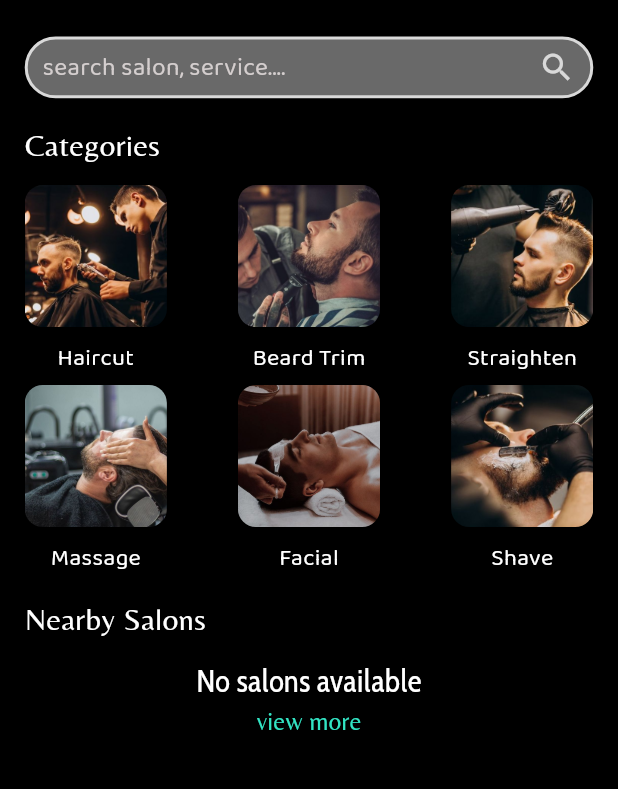
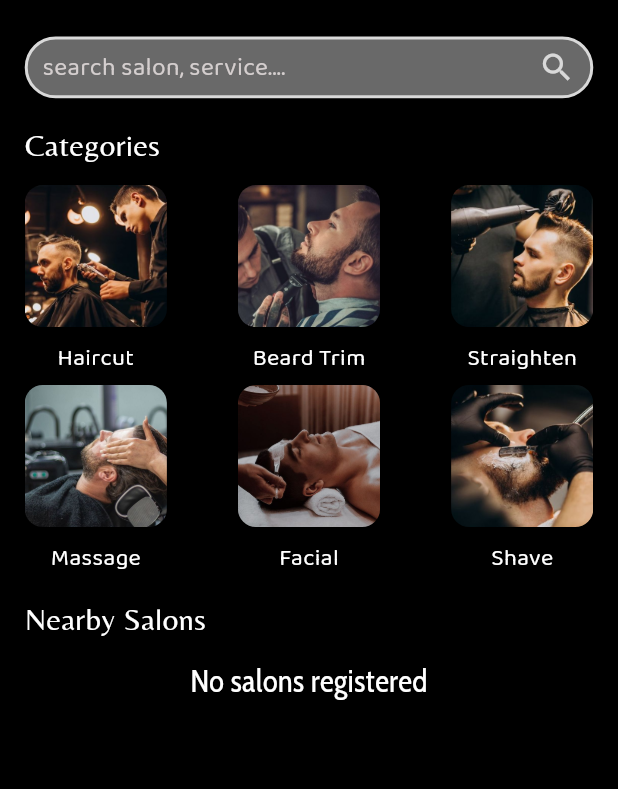
Before and after one commit to Shaham-Ahammed/trim-spot-user, a Flutter app: the HomeScreen screen opened directly, on a phone screen of 412 x 824 dp, the part 118-907 px from its top. Run offline on Flutter 3.47's test engine with Material 3 defaults, Android fonts, the phone set to English and light mode, and no system bars; our stand-ins replace another_flushbar, cloud_firestore, connectivity_plus, firebase_auth, firebase_core, firebase_storage and 12 more; missing offline and left inert: firebase_app_check, slide_to_act_reborn; accounts and stored records are empty.

Commit message:
view more option in nearby salons corrected

```diff
--- a/lib/blocs/nearby_salons_bloc/nearby_salons_bloc.dart
+++ b/lib/blocs/nearby_salons_bloc/nearby_salons_bloc.dart
@@ -1,14 +1,42 @@
 import 'package:flutter/foundation.dart';
+import 'package:flutter/material.dart';
 import 'package:flutter_bloc/flutter_bloc.dart';
+import 'package:trim_spot_user_side/data/firebase_collection_references/user_information_reference.dart';
+import 'package:trim_spot_user_side/data/repository/document_model.dart';
 
 part 'nearby_salons_event.dart';
 part 'nearby_salons_state.dart';
 
 class NearbySalonsBloc extends Bloc<NearbySalonsEvent, NearbySalonsState> {
-  NearbySalonsBloc() : super(const NearbySalonsInitial(listCount: 5)) {
+  NearbySalonsBloc() : super(const NearbySalonsInitial(listCount: 0, originalLength: 0)) {
     on<ViewMorePressed>(_viewMorePressed);
+    on<FetchingTotalLength>(_fetchTotalLength);
   }
-  _viewMorePressed(ViewMorePressed event, Emitter<NearbySalonsState> emit) {
-    emit(const NearbySalonsInitial(listCount: 10));
+  _viewMorePressed(
+      ViewMorePressed event, Emitter<NearbySalonsState> emit) async {
+    final totalShop = await CollectionReferences()
+        .shopDetailsReference()
+        .where(SalonDocumentModel.isApproved, isEqualTo: true)
+        .get();
+    final length = totalShop.docs.length;
+    if (length > 10) {
+      emit(NearbySalonsInitial(listCount: 10, originalLength: state.originalLength));
+    } else {
+      emit(NearbySalonsInitial(listCount: length, originalLength: state.originalLength));
+    }
+  }
+
+  _fetchTotalLength(
+      FetchingTotalLength event, Emitter<NearbySalonsState> emit) async {
+    final totalShop = await CollectionReferences()
+        .shopDetailsReference()
+        .where(SalonDocumentModel.isApproved, isEqualTo: true)
+        .get();
+    final length = totalShop.docs.length;
+    if (length > 5) {
+      emit(NearbySalonsInitial(listCount: 5,originalLength: length));
+    } else {
+      emit(NearbySalonsInitial(listCount: length,originalLength: length));
+    }
   }
 }
--- a/lib/blocs/nearby_salons_bloc/nearby_salons_event.dart
+++ b/lib/blocs/nearby_salons_bloc/nearby_salons_event.dart
@@ -3,6 +3,10 @@ part of 'nearby_salons_bloc.dart';
 @immutable
 sealed class NearbySalonsEvent {}
 
-final class ViewMorePressed extends NearbySalonsEvent{
+final class ViewMorePressed extends NearbySalonsEvent {}
 
+final class FetchingTotalLength extends NearbySalonsEvent {
+  final BuildContext context;
+
+  FetchingTotalLength({required this.context});
 }
--- a/lib/blocs/nearby_salons_bloc/nearby_salons_state.dart
+++ b/lib/blocs/nearby_salons_bloc/nearby_salons_state.dart
@@ -3,10 +3,12 @@ part of 'nearby_salons_bloc.dart';
 @immutable
 sealed class NearbySalonsState {
   final int listCount;
+  final int originalLength;
 
-  const NearbySalonsState({required this.listCount});
+ const NearbySalonsState({required this.listCount, required this.originalLength});
 }
 
 final class NearbySalonsInitial extends NearbySalonsState {
-  const NearbySalonsInitial({required super.listCount});
+ const NearbySalonsInitial(
+      {required super.listCount, required super.originalLength});
 }
--- a/lib/widgets/appointments/listview.dart
+++ b/lib/widgets/appointments/listview.dart
@@ -1,6 +1,6 @@
 import 'package:cloud_firestore/cloud_firestore.dart';
 import 'package:flutter/material.dart';
-import 'package:flutter/widgets.dart';
+
 import 'package:trim_spot_user_side/data/data_provider/user_data_document.dart';
 import 'package:trim_spot_user_side/data/firebase_collection_references/user_information_reference.dart';
 import 'package:trim_spot_user_side/data/repository/document_model.dart';
@@ -31,7 +31,7 @@ class AllAppointmentsList extends StatelessWidget {
             .snapshots(),
         builder: (context, snapshot) {
           if (snapshot.connectionState == ConnectionState.waiting) {
-            return Center(
+            return const Center(
                 child: const CircularProgressIndicator(
               color: cyanColor,
             ));
@@ -42,7 +42,7 @@ class AllAppointmentsList extends StatelessWidget {
           if (snapshot.data!.docs.isEmpty) {
             return Center(
                 child: Column(
-                  mainAxisAlignment: MainAxisAlignment.center,
+              mainAxisAlignment: MainAxisAlignment.center,
               children: [
                 LottieBuilder.asset(
                   "assets/animations/nobooking.json",
--- a/lib/widgets/home_widgets/nearbysalon_listtile.dart
+++ b/lib/widgets/home_widgets/nearbysalon_listtile.dart
@@ -10,10 +10,23 @@ import 'package:trim_spot_user_side/utils/font.dart';
 import 'package:trim_spot_user_side/utils/mediaquery.dart';
 import 'package:trim_spot_user_side/utils/page%20transitions/slide_transition.dart';
 
-class NearbySalonsListviewWidget extends StatelessWidget {
+class NearbySalonsListviewWidget extends StatefulWidget {
   const NearbySalonsListviewWidget({
     super.key,
   });
+
+  @override
+  State<NearbySalonsListviewWidget> createState() =>
+      _NearbySalonsListviewWidgetState();
+}
+
+class _NearbySalonsListviewWidgetState
+    extends State<NearbySalonsListviewWidget> {
+  @override
+  void initState() {
+    context.read<NearbySalonsBloc>().add(FetchingTotalLength(context: context));
+    super.initState();
+  }
 
   @override
   Widget build(BuildContext context) {
@@ -31,7 +44,7 @@ class NearbySalonsListviewWidget extends StatelessWidget {
             );
           } else if (snapshot.data!.docs.isEmpty) {
             return Center(
-              child: myFont("No salons available",
+              child: myFont("No salons registered",
                   fontFamily: cabinCondensed,
                   fontSize: mediaqueryHeight(0.025, context),
                   fontWeight: FontWeight.w500,
@@ -48,13 +61,16 @@ class NearbySalonsListviewWidget extends StatelessWidget {
                       return GestureDetector(
                         onTap: () {
                           Navigator.of(context).push(SlideTransitionPageRoute(
-                              child:  ServiceBookingScreen(shop: shop,)));
+                              child: ServiceBookingScreen(
+                            shop: shop,
+                          )));
                         },
                         child: Container(
                           padding: const EdgeInsets.all(12),
                           width: double.infinity,
                           height: mediaqueryHeight(0.25, context),
                           decoration: BoxDecoration(
+                              color: bottomNavBarColor,
                               borderRadius: BorderRadius.circular(14),
                               image: DecorationImage(
                                   fit: BoxFit.cover,
@@ -101,7 +117,8 @@ class NearbySalonsListviewWidget extends StatelessWidget {
                         height: mediaqueryHeight(0.02, context),
                       );
                     },
-                    itemCount: snapshot.data!.docs.length);
+                    itemCount:
+                        context.watch<NearbySalonsBloc>().state.listCount);
               },
             );
           }
--- a/lib/widgets/home_widgets/viewmore_button.dart
+++ b/lib/widgets/home_widgets/viewmore_button.dart
@@ -16,7 +16,7 @@ class ViewMoreButton extends StatelessWidget {
   Widget build(BuildContext context) {
     return BlocBuilder<NearbySalonsBloc, NearbySalonsState>(
       builder: (context, state) {
-        if (state.listCount == 5) {
+        if (state.originalLength > 5 && state.listCount < 5) {
           return Align(
               alignment: Alignment.center,
               child: GestureDetector(
```
